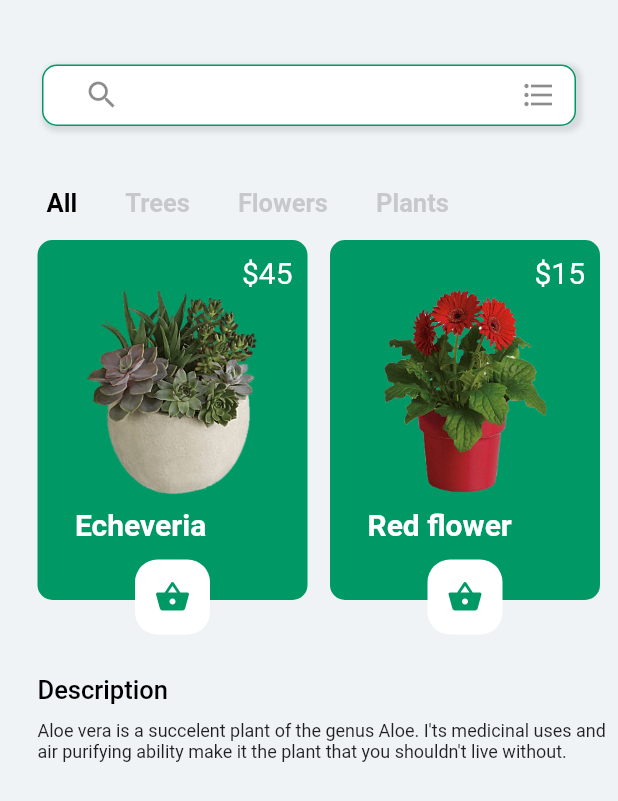
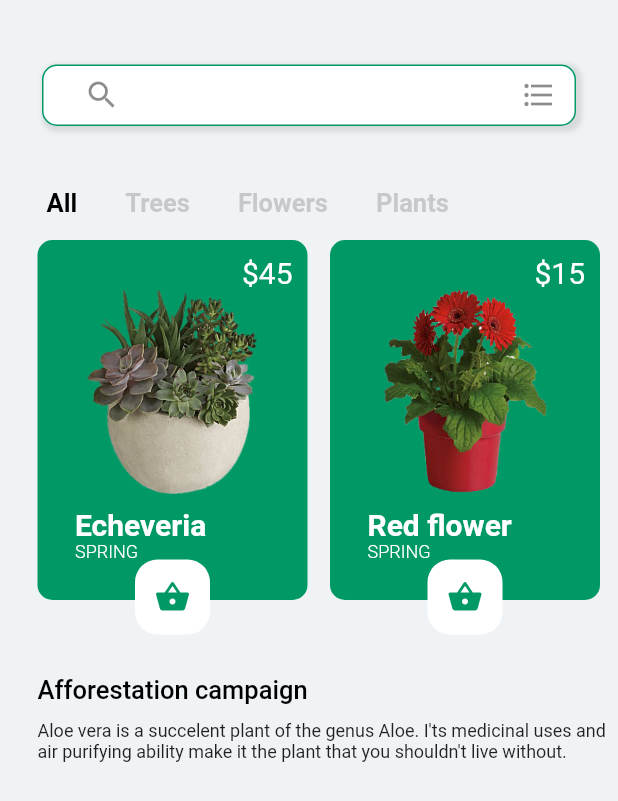
Before and after one commit to DjamilaFiguir/GreenApp_FlutterHack, a Flutter app: the PlantsPage screen opened directly, on a phone screen of 412 x 824 dp. Shown: the top 801 px of the screen. Run offline on Flutter 3.47's test engine with Material 2 defaults, Android fonts, the phone set to English and light mode, and no system bars; our stand-ins replace bloc, equatable, hidden_drawer_menu; Roboto replaces fonts that are missing (Montserrat); project files that could hold a hidden picture were left out.

Commit message:
plant list

```diff
--- a/lib/plantslist.dart
+++ b/lib/plantslist.dart
@@ -49,15 +49,14 @@ class _PlantListState extends State<PlantList> {
             controller: _scrollController,
             scrollDirection: Axis.horizontal,
             children: <Widget>[
-              getPlantCard(
-                  'assets/echeveria.png', '45', 'OUTDOOR', 'Echeveria'),
+              getPlantCard('assets/echeveria.png', '45', 'SPRING', 'Echeveria'),
               SizedBox(width: 15.0),
               getPlantCard(
-                  'assets/flowerplant.png', '15', 'OUTDOOR', 'Red flower'),
+                  'assets/flowerplant.png', '15', 'SPRING', 'Red flower'),
               SizedBox(width: 15.0),
-              getPlantCard('assets/plant.png', '55', 'OUTDOOR', 'Trees'),
+              getPlantCard('assets/plant.png', '55', 'ALL', 'Trees'),
               SizedBox(width: 15.0),
-              getPlantCard('assets/flower.png', '25', 'INDOOR', 'Ficus'),
+              getPlantCard('assets/flower.png', '25', 'WINTER', 'Ficus'),
               SizedBox(width: 15.0),
             ],
           ),
@@ -65,7 +64,7 @@ class _PlantListState extends State<PlantList> {
         Padding(
           padding: EdgeInsets.only(left: 25.0, top: 10.0),
           child: Text(
-            'Description',
+            'Afforestation campaign',
             style: TextStyle(
                 fontFamily: 'Montserrat',
                 color: Colors.black,
@@ -74,7 +73,7 @@ class _PlantListState extends State<PlantList> {
           ),
         ),
         Padding(
-          padding: EdgeInsets.only(left: 25.0, top: 10.0),
+          padding: EdgeInsets.only(left: 25.0, top: 10.0, bottom: 25.0),
           child: Text(
             description,
             style: TextStyle(
@@ -82,7 +81,7 @@ class _PlantListState extends State<PlantList> {
               fontSize: 12.0,
             ),
           ),
-        )
+        ),
       ],
     );
   }
@@ -136,6 +135,14 @@ class _PlantListState extends State<PlantList> {
                               fontSize: 20.0,
                               fontWeight: FontWeight.w600,
                               color: Colors.white),
+                        ),
+                        Text(
+                          plantType,
+                          style: TextStyle(
+                              fontFamily: 'Montserrat',
+                              fontSize: 12.0,
+                              fontWeight: FontWeight.w300,
+                              color: Colors.white),
                         )
                       ],
                     ),
```
